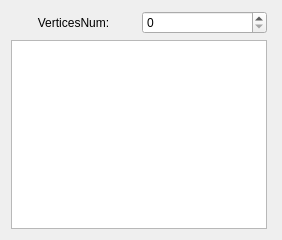
Qt form ShrikeDxf/PolylineAttributeWidget.ui (whisper512/ShrikeDxf-V0.1) before a commit.
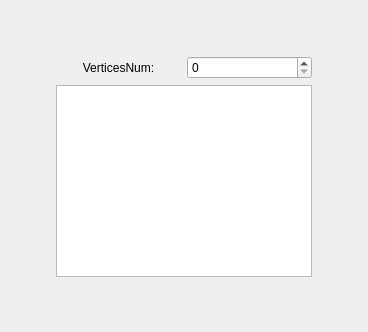
The same form after that commit.

Diff of the .ui file:
```diff
--- a/ShrikeDxf/PolylineAttributeWidget.ui
+++ b/ShrikeDxf/PolylineAttributeWidget.ui
@@ -6,15 +6,41 @@
    <rect>
     <x>0</x>
     <y>0</y>
-    <width>282</width>
-    <height>240</height>
+    <width>368</width>
+    <height>332</height>
    </rect>
   </property>
   <property name="windowTitle">
    <string>CPolylineAttributeWidget</string>
   </property>
-  <layout class="QFormLayout" name="formLayout">
-   <item row="0" column="0">
+  <layout class="QGridLayout" name="gridLayout">
+   <item row="1" column="0">
+    <spacer name="horizontalSpacer_2">
+     <property name="orientation">
+      <enum>Qt::Orientation::Horizontal</enum>
+     </property>
+     <property name="sizeHint" stdset="0">
+      <size>
+       <width>40</width>
+       <height>20</height>
+      </size>
+     </property>
+    </spacer>
+   </item>
+   <item row="1" column="2">
+    <spacer name="horizontalSpacer">
+     <property name="orientation">
+      <enum>Qt::Orientation::Horizontal</enum>
+     </property>
+     <property name="sizeHint" stdset="0">
+      <size>
+       <width>40</width>
+       <height>20</height>
+      </size>
+     </property>
+    </spacer>
+   </item>
+   <item row="1" column="1">
     <layout class="QVBoxLayout" name="verticalLayout">
      <item>
       <layout class="QHBoxLayout" name="horizontalLayout" stretch="5,5">
@@ -47,6 +73,32 @@
      </item>
     </layout>
    </item>
+   <item row="2" column="1">
+    <spacer name="verticalSpacer">
+     <property name="orientation">
+      <enum>Qt::Orientation::Vertical</enum>
+     </property>
+     <property name="sizeHint" stdset="0">
+      <size>
+       <width>20</width>
+       <height>40</height>
+      </size>
+     </property>
+    </spacer>
+   </item>
+   <item row="0" column="1">
+    <spacer name="verticalSpacer_2">
+     <property name="orientation">
+      <enum>Qt::Orientation::Vertical</enum>
+     </property>
+     <property name="sizeHint" stdset="0">
+      <size>
+       <width>20</width>
+       <height>40</height>
+      </size>
+     </property>
+    </spacer>
+   </item>
   </layout>
  </widget>
  <layoutdefault spacing="6" margin="11"/>
```
